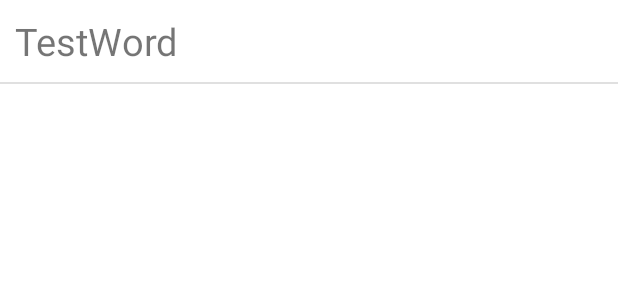
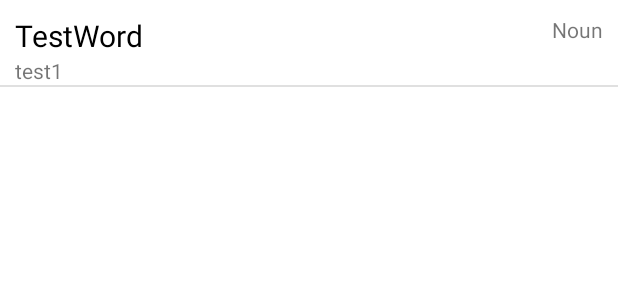
Before and after one commit to th28/KivaDict, an Android app: the layout word_entry.xml on its own in the app's theme, with its tools: preview values and no code run, on a phone screen of 412 x 824 dp. Shown: the top 300 px of the screen. Run offline under Robolectric (Android 15) with nearby library versions, the phone set to English and light mode, and no system bars.

Commit message:
Search changes and added glosses in recyclerview

```diff
--- a/app/src/main/java/com/example/kivadict/WordDao.java
+++ b/app/src/main/java/com/example/kivadict/WordDao.java
@@ -4,6 +4,7 @@ import androidx.lifecycle.LiveData;
 import androidx.paging.DataSource;
 import androidx.room.Dao;
 import androidx.room.Query;
+import androidx.room.Transaction;
 
 import java.util.List;
 
@@ -13,5 +14,9 @@ public interface WordDao {
     @Query("SELECT * FROM words WHERE word LIKE  :searchQuery || '%'")
     DataSource.Factory<Integer, Word > getWords(String searchQuery);
 
+    @Transaction
+    @Query("SELECT * FROM words WHERE word LIKE  :searchQuery || '%'")
+    DataSource.Factory<Integer, WordWithGlosses > getWordWithGlosses(String searchQuery);
+
 
 }
--- a/app/src/main/java/com/example/kivadict/WordRepository.java
+++ b/app/src/main/java/com/example/kivadict/WordRepository.java
@@ -17,10 +17,10 @@ public class WordRepository {
         wordDao = db.wordDao();
     }
 
-    DataSource.Factory<Integer, Word > getWords(String s) {
+    DataSource.Factory<Integer, WordWithGlosses> getWords(String searchQuery) {
 
-        return wordDao.getWords(s);
-
+        //return wordDao.getWords(s);
+        return wordDao.getWordWithGlosses(searchQuery);
     }
 
 }
--- a/app/src/main/java/com/example/kivadict/WordRoomDatabase.java
+++ b/app/src/main/java/com/example/kivadict/WordRoomDatabase.java
@@ -9,7 +9,7 @@ import androidx.room.RoomDatabase;
 import java.util.concurrent.ExecutorService;
 import java.util.concurrent.Executors;
 
-@Database(entities = {Word.class}, version = 1, exportSchema = false)
+@Database(entities = {Word.class, Gloss.class}, version = 1, exportSchema = false)
 public abstract class WordRoomDatabase extends RoomDatabase {
 
     public abstract WordDao wordDao();
--- a/app/src/main/java/com/example/kivadict/WordViewModel.java
+++ b/app/src/main/java/com/example/kivadict/WordViewModel.java
@@ -18,12 +18,12 @@ public class WordViewModel extends AndroidViewModel {
     private WordRepository wordRepository;
 
     MutableLiveData<String> searchQuery = new MutableLiveData<>("");
-    LiveData<PagedList<Word>> wordList;
+    LiveData<PagedList<WordWithGlosses>> wordList;
 
     public WordViewModel(@NonNull Application application) {
         super(application);
         wordRepository = new WordRepository(application);
-        wordList =  Transformations.switchMap(searchQuery, live -> {return new LivePagedListBuilder<Integer, Word>(wordRepository.getWords(live),10).build();});
+        wordList =  Transformations.switchMap(searchQuery, live -> {return new LivePagedListBuilder<Integer, WordWithGlosses>(wordRepository.getWords(live),10).build();});
     }
 
 }
--- a/app/src/main/res/layout/word_entry.xml
+++ b/app/src/main/res/layout/word_entry.xml
@@ -6,17 +6,35 @@
         android:layout_width="wrap_content"
         android:layout_height="wrap_content"
         android:text="TestWord"
-        android:textSize="25sp"
+        android:textColor="@color/black"
+        android:textSize="20sp"
         android:layout_marginLeft="10dp"
         android:layout_marginTop="10dp"
-        android:layout_marginBottom="10dp"
         android:id="@+id/word_txt"/>
+
+    <TextView
+        android:layout_width="wrap_content"
+        android:layout_height="wrap_content"
+        android:text="Noun"
+        android:layout_alignParentRight="true"
+        android:layout_marginRight="10dp"
+        android:layout_marginTop="10dp"
+        android:id="@+id/pos_text"
+        />
 
     <View
         android:id="@+id/divider"
         android:layout_width="match_parent"
         android:layout_height="1dp"
-        android:layout_below="@+id/word_txt"
+        android:layout_below="@+id/glosses_list"
         android:background="?android:attr/listDivider" />
 
+    <TextView
+        android:layout_width="wrap_content"
+        android:layout_height="wrap_content"
+        android:text="test1"
+        android:id="@+id/glosses_list"
+        android:layout_below="@id/word_txt"
+        android:layout_marginLeft="10dp"/>
+
 </RelativeLayout>
```
Also changed, not shown: app/src/main/java/com/example/kivadict/Gloss.java (added, +47 -0 lines), app/src/main/java/com/example/kivadict/WordListAdapter.java (+21 -10 lines), app/src/main/java/com/example/kivadict/WordViewHolder.java (+13 -2 lines), app/src/main/java/com/example/kivadict/WordWithGlosses.java (added, +55 -0 lines).
